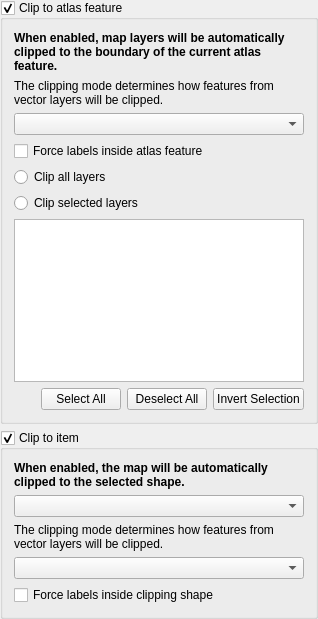
Old version of the form src/ui/layout/qgslayoutmapclippingwidgetbase.ui in the repository roya0045/QGIS_1.
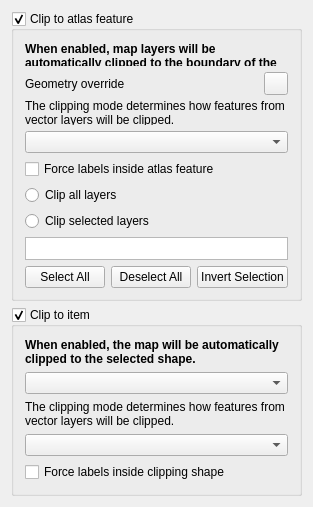
New version of the form. Custom widgets are drawn as their Qt base class.

Commit message: clipping step1

```diff
--- a/src/ui/layout/qgslayoutmapclippingwidgetbase.ui
+++ b/src/ui/layout/qgslayoutmapclippingwidgetbase.ui
@@ -6,8 +6,8 @@
    <rect>
     <x>0</x>
     <y>0</y>
-    <width>318</width>
-    <height>619</height>
+    <width>295</width>
+    <height>473</height>
    </rect>
   </property>
   <property name="sizePolicy">
@@ -20,18 +20,6 @@
    <string>Map Options</string>
   </property>
   <layout class="QVBoxLayout" name="verticalLayout">
-   <property name="leftMargin">
-    <number>0</number>
-   </property>
-   <property name="topMargin">
-    <number>0</number>
-   </property>
-   <property name="rightMargin">
-    <number>0</number>
-   </property>
-   <property name="bottomMargin">
-    <number>0</number>
-   </property>
    <item>
     <widget class="QgsCollapsibleGroupBox" name="mClipToAtlasCheckBox">
      <property name="title">
@@ -42,19 +30,6 @@
      </property>
      <layout class="QGridLayout" name="gridLayout">
       <item row="6" column="0">
-       <widget class="QTreeView" name="mLayersTreeView">
-        <property name="headerHidden">
-         <bool>true</bool>
-        </property>
-        <attribute name="headerDefaultSectionSize">
-         <number>26</number>
-        </attribute>
-       </widget>
-      </item>
-      <item row="2" column="0">
-       <widget class="QComboBox" name="mAtlasClippingTypeComboBox"/>
-      </item>
-      <item row="1" column="0">
        <widget class="QLabel" name="label">
         <property name="text">
          <string>The clipping mode determines how features from vector layers will be clipped.</string>
@@ -64,17 +39,7 @@
         </property>
        </widget>
       </item>
-      <item row="0" column="0">
-       <widget class="QLabel" name="mClipToAtlasLabel">
-        <property name="text">
-         <string>&lt;b&gt;When enabled, map layers will be automatically clipped to the boundary of the current atlas feature.&lt;/b&gt;</string>
-        </property>
-        <property name="wordWrap">
-         <bool>true</bool>
-        </property>
-       </widget>
-      </item>
-      <item row="7" column="0">
+      <item row="12" column="0">
        <layout class="QHBoxLayout" name="horizontalLayout">
         <item>
          <spacer name="horizontalSpacer">
@@ -112,27 +77,80 @@
         </item>
        </layout>
       </item>
-      <item row="5" column="0">
+      <item row="7" column="0">
+       <widget class="QComboBox" name="mAtlasClippingTypeComboBox"/>
+      </item>
+      <item row="10" column="0">
        <widget class="QRadioButton" name="mRadioClipSelectedLayers">
         <property name="text">
          <string>Clip selected layers</string>
         </property>
        </widget>
       </item>
-      <item row="4" column="0">
+      <item row="9" column="0">
        <widget class="QRadioButton" name="mRadioClipAllLayers">
         <property name="text">
          <string>Clip all layers</string>
         </property>
        </widget>
       </item>
-      <item row="3" column="0">
+      <item row="8" column="0">
        <widget class="QCheckBox" name="mForceLabelsInsideCheckBox">
         <property name="text">
          <string>Force labels inside atlas feature</string>
         </property>
        </widget>
       </item>
+      <item row="0" column="0">
+       <widget class="QLabel" name="mClipToAtlasLabel">
+        <property name="text">
+         <string>&lt;b&gt;When enabled, map layers will be automatically clipped to the boundary of the current atlas feature.&lt;/b&gt;</string>
+        </property>
+        <property name="wordWrap">
+         <bool>true</bool>
+        </property>
+       </widget>
+      </item>
+      <item row="11" column="0">
+       <widget class="QTreeView" name="mLayersTreeView">
+        <property name="headerHidden">
+         <bool>true</bool>
+        </property>
+        <attribute name="headerDefaultSectionSize">
+         <number>35</number>
+        </attribute>
+       </widget>
+      </item>
+      <item row="5" column="0">
+       <layout class="QHBoxLayout" name="horizontalLayout_3">
+        <item>
+         <widget class="QLabel" name="mClipGeometryOverrideLabel">
+          <property name="text">
+           <string>Geometry override</string>
+          </property>
+          <property name="buddy">
+           <cstring>mClipGeometryOverrideLabel</cstring>
+          </property>
+         </widget>
+        </item>
+        <item>
+         <spacer name="horizontalSpacer_2">
+          <property name="orientation">
+           <enum>Qt::Horizontal</enum>
+          </property>
+          <property name="sizeHint" stdset="0">
+           <size>
+            <width>40</width>
+            <height>20</height>
+           </size>
+          </property>
+         </spacer>
+        </item>
+        <item>
+         <widget class="QgsPropertyOverrideButton" name="mClipGeometryOverrideDDBtn"/>
+        </item>
+       </layout>
+      </item>
      </layout>
     </widget>
    </item>
@@ -204,6 +222,11 @@
    <header>qgscollapsiblegroupbox.h</header>
    <container>1</container>
   </customwidget>
+  <customwidget>
+   <class>QgsPropertyOverrideButton</class>
+   <extends>QToolButton</extends>
+   <header>qgspropertyoverridebutton.h</header>
+  </customwidget>
   <customwidget>
    <class>QgsLayoutItemComboBox</class>
    <extends>QComboBox</extends>
```
The commit also changes 3 other files.
